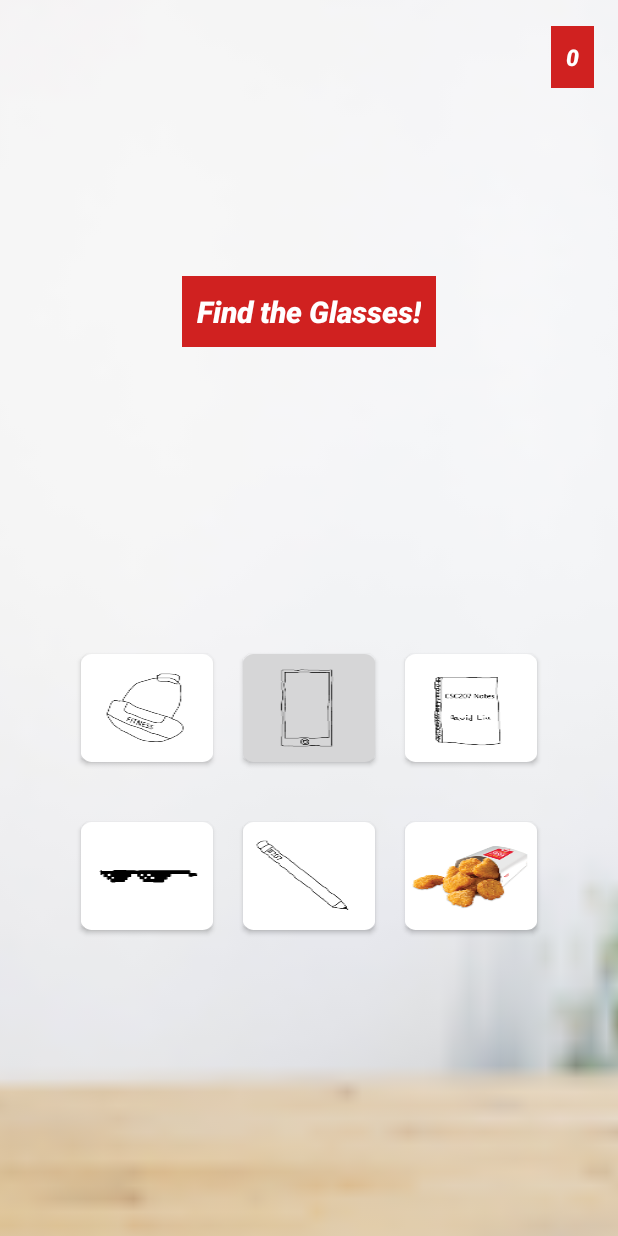
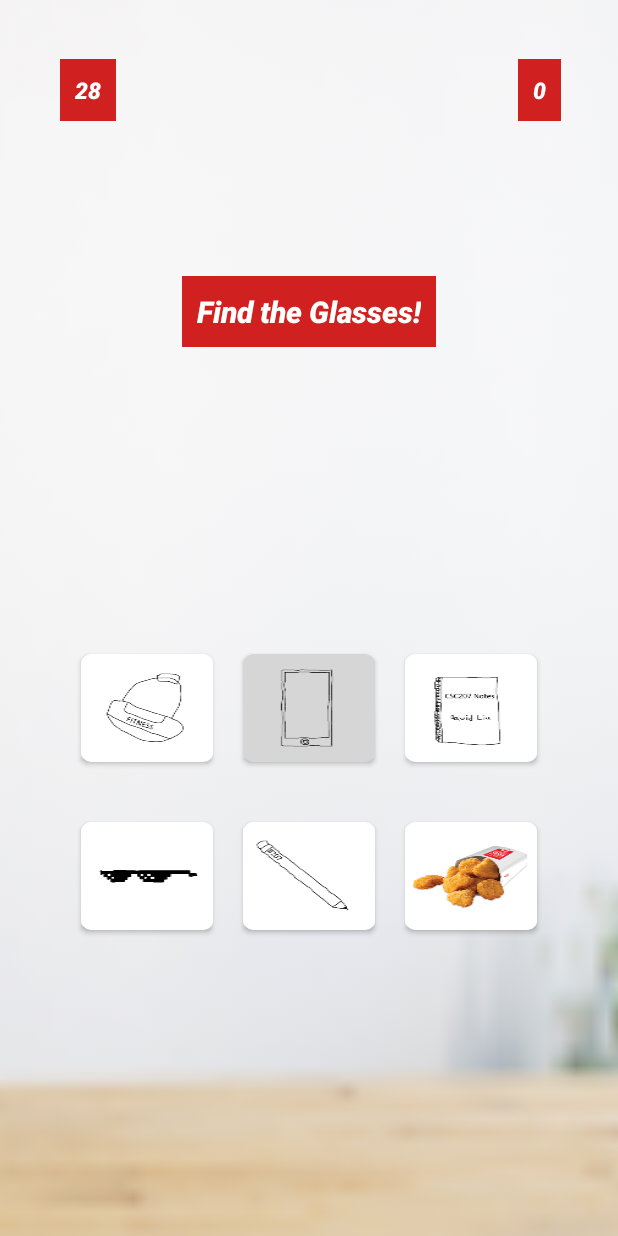
Before and after one commit to singhuu/POStMortem, an Android app: the PickUpLevelActivity screen opened directly, with no data from a screen before it, on a phone screen of 412 x 824 dp. Run offline under Robolectric (Android 15) with nearby library versions, the light colour scheme and no system bars.

Commit message:
Added timer helper functions to be implemented in children class and displayed timer on PickUpLevel

```diff
--- a/phase1/app/src/main/java/com/example/postmortem/LevelSystems/LevelActivity.java
+++ b/phase1/app/src/main/java/com/example/postmortem/LevelSystems/LevelActivity.java
@@ -14,8 +14,9 @@ import androidx.appcompat.app.AppCompatActivity;
 
 public abstract class LevelActivity extends AppCompatActivity {
   protected int timeLeft;
-  protected Level level;
+  protected Level level; //TODO is this necessary? Different classes in subclasses allow for logic function calls
   protected static int difficulty;
+  protected CountDownTimer countTimer = null;
 
   /*LevelActivity(int layout, Level level) {
     this.layout = layout;
@@ -45,26 +46,24 @@ public abstract class LevelActivity extends AppCompatActivity {
    */
   //protected abstract void setup();
 
-  /** CountDown timer that can be called by the Activity classes */
-  CountDownTimer countTimer = null;
   /** Start timer function in SECONDS Devs reading this, Enter Time in Seconds */
   public void startTimer(int cTimeInSeconds) {
     countTimer =
             new CountDownTimer(cTimeInSeconds * 1000, 1000) {
               /** Left empty for now, I do not know what to do with this just yet */
-              public void onTick(long millisUntilFinished) {timeLeft -= 1;}
+              public void onTick(long millisUntilFinished) {
+                  timeLeft -=1;
+                  countTickHandler();
+              }
               /** Same situation as above. Will implement as and when needed */
-              public void onFinish() {
-                switchIntent();
-              }
+              public void onFinish() { countFinishHandler(); }
             };
     countTimer.start();
   }
 
-  public void switchIntent(){
-    Intent intent = new Intent(this, MainActivity.class);
-    startActivity(intent);
-  }
+  public abstract void countTickHandler();
+
+  public abstract void countFinishHandler();
 
   /** cancelTimer that cancels the Count Down */
   public void cancelTimer() {
--- a/phase1/app/src/main/java/com/example/postmortem/LevelSystems/PickUpLevelActivity.java
+++ b/phase1/app/src/main/java/com/example/postmortem/LevelSystems/PickUpLevelActivity.java
@@ -1,5 +1,6 @@
 package com.example.postmortem.LevelSystems;
 
+import android.content.Intent;
 import android.os.Bundle;
 
 import androidx.appcompat.app.AppCompatActivity;
@@ -7,12 +8,15 @@ import androidx.appcompat.app.AppCompatActivity;
 import android.view.View;
 import android.widget.Button;
 import android.widget.TextView;
+
+import com.example.postmortem.MainActivity;
 import com.example.postmortem.R;
 
 public class PickUpLevelActivity extends LevelActivity {
     PickUpLevel level;
     Button[] selectButtons;
     TextView scoreText;
+    TextView timerText;
 
     @Override
     protected void onCreate(Bundle savedInstanceState) {
@@ -24,12 +28,16 @@ public class PickUpLevelActivity extends LevelActivity {
         scoreText = findViewById(R.id.score);
         scoreText.setText("0");
 
+        timeLeft = 30; //TODO temporary until timeLeft is passed in
+        timerText = findViewById(R.id.timer);
+        timerText.setText(timeLeft + "");
+
         selectButtons = getButtons();
         assignButtonVals(selectButtons);
 
         updateSearchPrompt();
 
-        startTimer(10);
+        startTimer(timeLeft);
     }
 
     private void updateSearchPrompt(){
@@ -125,4 +133,14 @@ public class PickUpLevelActivity extends LevelActivity {
 
     }
 
+    @Override
+    public void countTickHandler() {
+        timerText.setText(timeLeft + "");
+    }
+
+    @Override
+    public void countFinishHandler() {
+        Intent intent = new Intent(this, MainActivity.class);
+        startActivity(intent);
+    }
 }
--- a/phase1/app/src/main/res/layout/content_pick_up_level.xml
+++ b/phase1/app/src/main/res/layout/content_pick_up_level.xml
@@ -122,7 +122,6 @@
         android:id="@+id/score"
         android:layout_width="wrap_content"
         android:layout_height="wrap_content"
-        android:layout_marginEnd="16dp"
         android:background="@color/supremeRed"
         android:fontFamily="sans-serif-medium"
         android:padding="10dp"
@@ -132,9 +131,27 @@
         android:textStyle="bold|italic"
         app:layout_constraintBottom_toBottomOf="parent"
         app:layout_constraintEnd_toEndOf="parent"
-        app:layout_constraintHorizontal_bias="1.0"
+        app:layout_constraintHorizontal_bias="0.9"
         app:layout_constraintStart_toStartOf="parent"
         app:layout_constraintTop_toTopOf="parent"
-        app:layout_constraintVertical_bias="0.022" />
+        app:layout_constraintVertical_bias="0.05" />
+
+    <TextView
+        android:id="@+id/timer"
+        android:layout_width="wrap_content"
+        android:layout_height="wrap_content"
+        android:background="@color/supremeRed"
+        android:fontFamily="sans-serif-medium"
+        android:padding="10dp"
+        android:text="@string/non_filled_text"
+        android:textColor="#FFFFFF"
+        android:textSize="15sp"
+        android:textStyle="bold|italic"
+        app:layout_constraintBottom_toBottomOf="parent"
+        app:layout_constraintEnd_toStartOf="@+id/score"
+        app:layout_constraintHorizontal_bias="0.13"
+        app:layout_constraintStart_toStartOf="parent"
+        app:layout_constraintTop_toTopOf="parent"
+        app:layout_constraintVertical_bias="0.05" />
 
 </androidx.constraintlayout.widget.ConstraintLayout>
```
